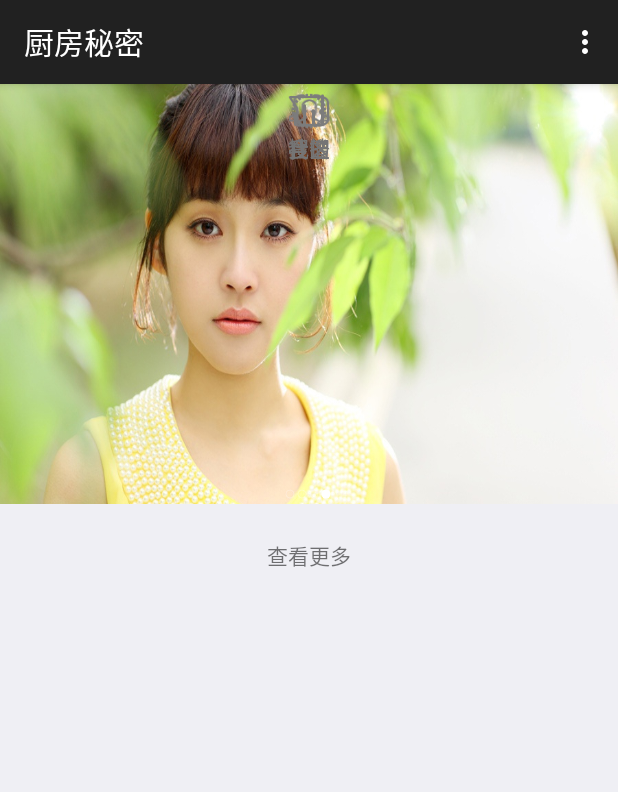
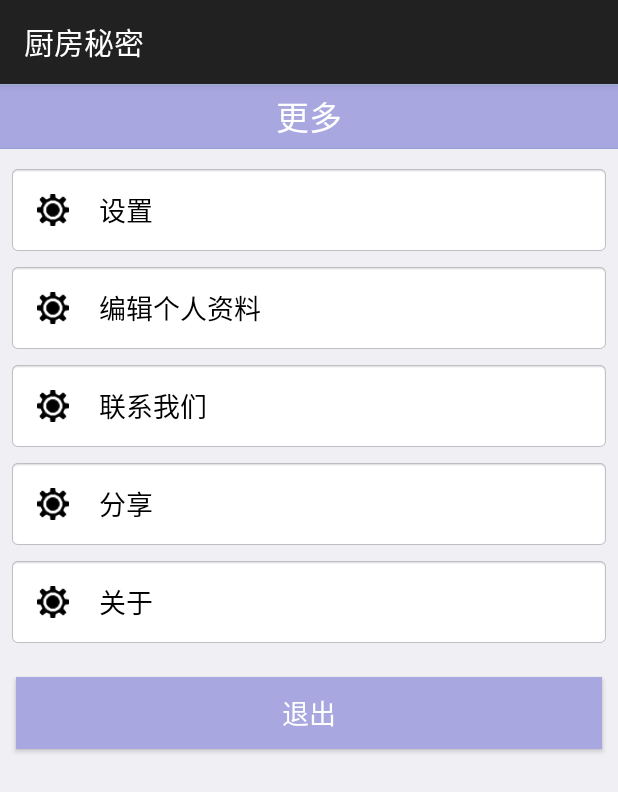
Before and after one commit to ysYvonne/KitchenSecret_Android, an Android app: the screen it shows after launch (MainActivity before the commit, SettingActivity after it), in the options menu, after a tap on "设定", on a phone screen of 412 x 824 dp. Shown: the top 792 px of the screen. Run offline under Robolectric (Android 15) with nearby library versions, the phone set to English and light mode, and no system bars; network calls fail; 1 statement that could not run was skipped.

Commit message:
7.11  可连接一两个界面

```diff
--- a/app/src/main/java/com/meetyouatnowhere/kitchensecret_android/activities/MainActivity.java
+++ b/app/src/main/java/com/meetyouatnowhere/kitchensecret_android/activities/MainActivity.java
@@ -1,5 +1,6 @@
 package com.meetyouatnowhere.kitchensecret_android.activities;
 
+import android.content.Intent;
 import android.graphics.Color;
 import android.os.Bundle;
 import android.support.v4.app.FragmentManager;
@@ -40,6 +41,8 @@ public class MainActivity extends AppCompatActivity {
             R.drawable.tab_message,
             R.drawable.tab_mine
     };
+
+    private int request = 1;
     /*private Button btn_recipe;
     private Button btn_myCommunity;
     private Button btn_search;
@@ -159,10 +162,19 @@ public class MainActivity extends AppCompatActivity {
         // Handle action bar item clicks here. The action bar will
         // automatically handle clicks on the Home/Up button, so long
         // as you specify a parent activity in AndroidManifest.xml.
+
+
         int id = item.getItemId();
+
+        if (id == R.id.login_settings){
+            Intent intent = new Intent(this, LoginActivity.class);
+            startActivityForResult(intent, request);
+        }
 
         //noinspection SimplifiableIfStatement
         if (id == R.id.action_settings) {
+            Intent intent = new Intent(this, SettingActivity.class);
+            startActivityForResult(intent, request);
             return true;
         }
 
--- a/app/src/main/res/layout/activity_login.xml
+++ b/app/src/main/res/layout/activity_login.xml
@@ -110,7 +110,7 @@
             android:layout_width="fill_parent"
             android:layout_height="wrap_content"
             android:layout_margin="10dp"
-            android:background="@mipmap/login_btn"
+            android:background="#a7a4e0"
             android:gravity="center"
             android:text="@string/login"
             android:textColor="@color/white"
--- a/app/src/main/res/layout/activity_person_space.xml
+++ b/app/src/main/res/layout/activity_person_space.xml
@@ -128,7 +128,7 @@
     <include layout="@layout/content_person_space" />
 
     <Button
-        android:id="@+id/fab"
+        android:id="@+id/setting_fab"
         android:layout_width="80dp"
         android:layout_height="50dp"
 
--- a/app/src/main/res/menu/menu_main.xml
+++ b/app/src/main/res/menu/menu_main.xml
@@ -2,9 +2,26 @@
     xmlns:app="http://schemas.android.com/apk/res-auto"
     xmlns:tools="http://schemas.android.com/tools"
     tools:context="com.app.gaolonglong.fragmenttabhost.MainActivity">
-    <item
-        android:id="@+id/action_settings"
-        android:orderInCategory="100"
-        android:title="@string/action_settings"
-        app:showAsAction="never" />
+
+    <group android:id="@+id/group1">
+        <item
+            android:id="@+id/login_settings"
+            android:orderInCategory="100"
+            android:title="@string/login"
+            app:showAsAction="never" />
+
+        <item
+            android:id="@+id/action_settings"
+            android:orderInCategory="100"
+            android:title="@string/action_settings"
+            app:showAsAction="never" />
+
+        <item
+            android:id="@+id/exit_settings"
+            android:orderInCategory="100"
+            android:title="退出"
+            app:showAsAction="never" />
+
+
+    </group>
 </menu>
```
Also changed, not shown: app/src/main/java/com/meetyouatnowhere/kitchensecret_android/activities/LoginActivity.java (+134 -0 lines), app/src/main/java/com/meetyouatnowhere/kitchensecret_android/activities/PersonSpaceActivity.java (+7 -1 lines), app/src/main/res/menu/menu_person_space.xml (+14 -5 lines), 3 other files.
